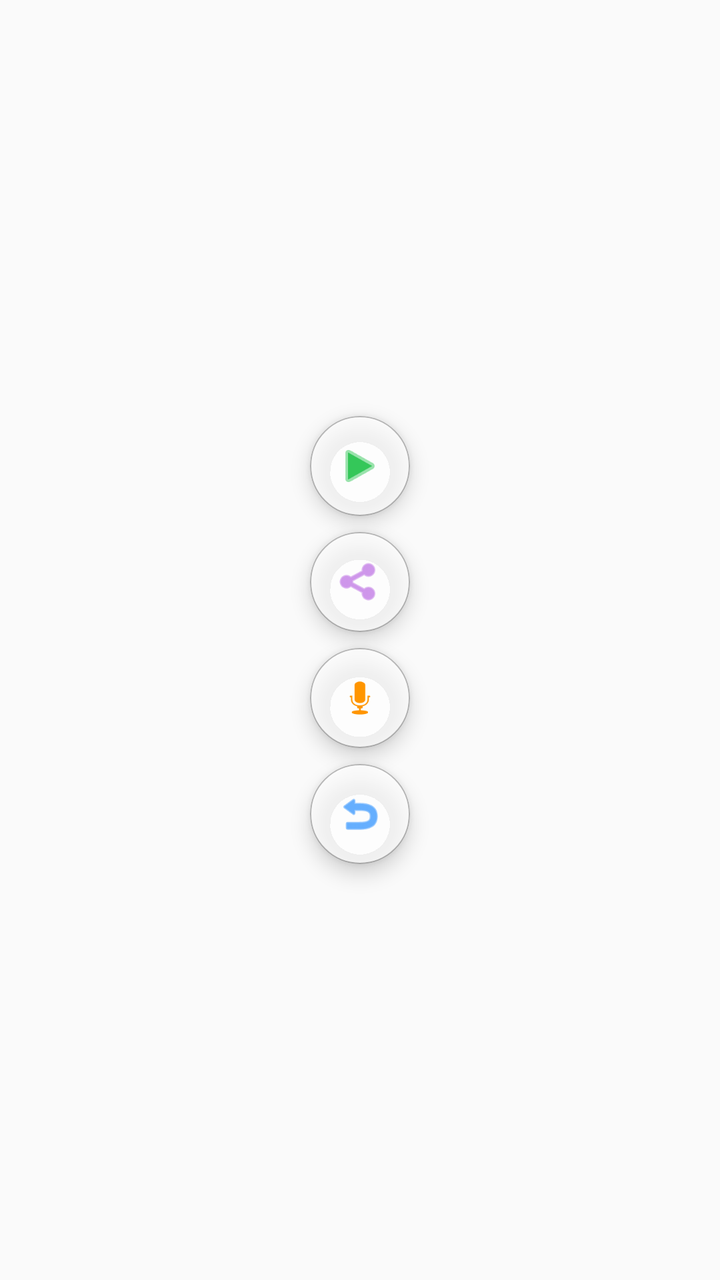
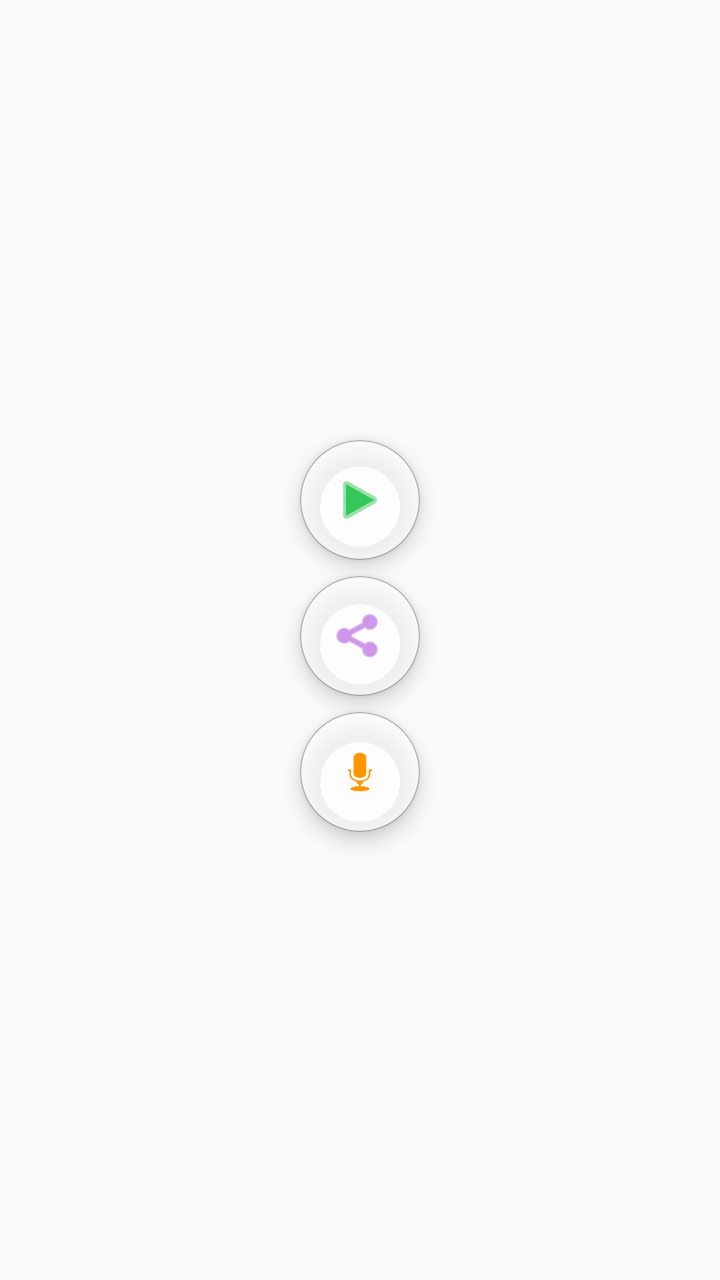

The first picture is an Android layout as it rendered before a commit; the second is the same layout after the commit. The layout source and the unified diff follow.
<!-- AndroidManifest.xml: application theme Theme.AppCompat.Light.DarkActionBar -->
<!-- res/layout/overlay_bubble.xml -->
<?xml version="1.0" encoding="utf-8"?>
<LinearLayout xmlns:android="http://schemas.android.com/apk/res/android"
    xmlns:app="http://schemas.android.com/apk/res-auto"
    android:id="@+id/floatingRoot"
    android:layout_width="56dp"
    android:layout_height="240dp"
    android:orientation="vertical"
    android:gravity="center">

    
    <androidx.cardview.widget.CardView
        android:layout_width="50dp"
        android:layout_height="50dp"
        android:layout_marginBottom="4dp"
        app:cardCornerRadius="25dp"
        app:cardElevation="6dp"
        app:cardBackgroundColor="@android:color/transparent">

        <FrameLayout
            android:id="@+id/iconBackground"
            android:layout_width="match_parent"
            android:layout_height="match_parent"
            android:background="@drawable/bg_floating_minimal">

            <ImageView
                android:id="@+id/iconImage"
                android:layout_width="24dp"
                android:layout_height="24dp"
                android:layout_gravity="center"
                android:src="@android:drawable/ic_media_play"
                app:tint="#34C759" /> 
        </FrameLayout>
    </androidx.cardview.widget.CardView>

    
    <androidx.cardview.widget.CardView
        android:layout_width="50dp"
        android:layout_height="50dp"
        android:layout_marginTop="4dp"
        android:layout_marginBottom="4dp"
        app:cardCornerRadius="25dp"
        app:cardElevation="6dp"
        app:cardBackgroundColor="@android:color/transparent">

        <FrameLayout
            android:id="@+id/shareBackground"
            android:layout_width="match_parent"
            android:layout_height="match_parent"
            android:background="@drawable/bg_floating_minimal">

            <ImageView
                android:id="@+id/shareImage"
                android:layout_width="24dp"
                android:layout_height="24dp"
                android:layout_gravity="center"
                android:src="@android:drawable/ic_menu_share"
                app:tint="#AF52DE" />
        </FrameLayout>
    </androidx.cardview.widget.CardView>

    
    <androidx.cardview.widget.CardView
        android:layout_width="50dp"
        android:layout_height="50dp"
        android:layout_marginTop="4dp"
        android:layout_marginBottom="4dp"
        app:cardCornerRadius="25dp"
        app:cardElevation="6dp"
        app:cardBackgroundColor="@android:color/transparent">

        <FrameLayout
            android:id="@+id/micBackground"
            android:layout_width="match_parent"
            android:layout_height="match_parent"
            android:background="@drawable/bg_floating_minimal">

            <ImageView
                android:id="@+id/micImage"
                android:layout_width="24dp"
                android:layout_height="24dp"
                android:layout_gravity="center"
                android:src="@android:drawable/ic_btn_speak_now"
                app:tint="#FF9500" />
        </FrameLayout>
    </androidx.cardview.widget.CardView>

    
    <androidx.cardview.widget.CardView
        android:layout_width="50dp"
        android:layout_height="50dp"
        android:layout_marginTop="4dp"
        app:cardCornerRadius="25dp"
        app:cardElevation="6dp"
        app:cardBackgroundColor="@android:color/transparent">

        <FrameLayout
            android:id="@+id/backBackground"
            android:layout_width="match_parent"
            android:layout_height="match_parent"
            android:background="@drawable/bg_floating_minimal">

            <ImageView
                android:id="@+id/backImage"
                android:layout_width="24dp"
                android:layout_height="24dp"
                android:layout_gravity="center"
                android:src="@android:drawable/ic_menu_revert"
                app:tint="#007AFF" />
        </FrameLayout>
    </androidx.cardview.widget.CardView>

</LinearLayout>
<!-- resources referenced by this layout -->
<resources>
  <!-- drawable bg_floating_minimal (drawable) -->
  <?xml version="1.0" encoding="utf-8"?>
  <shape xmlns:android="http://schemas.android.com/apk/res/android"
      android:shape="oval">
      
      <solid android:color="#B3FFFFFF" />
      
      <stroke
          android:width="0.5dp"
          android:color="#40000000" />
  </shape>
</resources>

<!-- the commit's change to res/layout/overlay_bubble.xml (unified diff, before → after) -->
@@ -2,17 +2,18 @@
 <LinearLayout xmlns:android="http://schemas.android.com/apk/res/android"
     xmlns:app="http://schemas.android.com/apk/res-auto"
     android:id="@+id/floatingRoot"
-    android:layout_width="56dp"
-    android:layout_height="240dp"
+    android:layout_width="wrap_content"
+    android:layout_height="wrap_content"
     android:orientation="vertical"
     android:gravity="center">
 
     
     <androidx.cardview.widget.CardView
-        android:layout_width="50dp"
-        android:layout_height="50dp"
+        android:id="@+id/cardPlay"
+        android:layout_width="60dp"
+        android:layout_height="60dp"
         android:layout_marginBottom="4dp"
-        app:cardCornerRadius="25dp"
+        app:cardCornerRadius="30dp"
         app:cardElevation="6dp"
         app:cardBackgroundColor="@android:color/transparent">
 
@@ -24,8 +25,8 @@
 
             <ImageView
                 android:id="@+id/iconImage"
-                android:layout_width="24dp"
-                android:layout_height="24dp"
+                android:layout_width="28dp"
+                android:layout_height="28dp"
                 android:layout_gravity="center"
                 android:src="@android:drawable/ic_media_play"
                 app:tint="#34C759" /> 
@@ -34,11 +35,12 @@
 
     
     <androidx.cardview.widget.CardView
-        android:layout_width="50dp"
-        android:layout_height="50dp"
+        android:id="@+id/cardShare"
+        android:layout_width="60dp"
+        android:layout_height="60dp"
         android:layout_marginTop="4dp"
         android:layout_marginBottom="4dp"
-        app:cardCornerRadius="25dp"
+        app:cardCornerRadius="30dp"
         app:cardElevation="6dp"
         app:cardBackgroundColor="@android:color/transparent">
 
@@ -50,8 +52,8 @@
 
             <ImageView
                 android:id="@+id/shareImage"
-                android:layout_width="24dp"
-                android:layout_height="24dp"
+                android:layout_width="28dp"
+                android:layout_height="28dp"
                 android:layout_gravity="center"
                 android:src="@android:drawable/ic_menu_share"
                 app:tint="#AF52DE" />
@@ -60,11 +62,12 @@
 
     
     <androidx.cardview.widget.CardView
-        android:layout_width="50dp"
-        android:layout_height="50dp"
+        android:id="@+id/cardMic"
+        android:layout_width="60dp"
+        android:layout_height="60dp"
         android:layout_marginTop="4dp"
         android:layout_marginBottom="4dp"
-        app:cardCornerRadius="25dp"
+        app:cardCornerRadius="30dp"
         app:cardElevation="6dp"
         app:cardBackgroundColor="@android:color/transparent">
 
@@ -76,8 +79,8 @@
 
             <ImageView
                 android:id="@+id/micImage"
-                android:layout_width="24dp"
-                android:layout_height="24dp"
+                android:layout_width="28dp"
+                android:layout_height="28dp"
                 android:layout_gravity="center"
                 android:src="@android:drawable/ic_btn_speak_now"
                 app:tint="#FF9500" />
@@ -86,12 +89,14 @@
 
     
     <androidx.cardview.widget.CardView
-        android:layout_width="50dp"
-        android:layout_height="50dp"
+        android:id="@+id/cardBack"
+        android:layout_width="60dp"
+        android:layout_height="60dp"
         android:layout_marginTop="4dp"
-        app:cardCornerRadius="25dp"
+        app:cardCornerRadius="30dp"
         app:cardElevation="6dp"
-        app:cardBackgroundColor="@android:color/transparent">
+        app:cardBackgroundColor="@android:color/transparent"
+        android:visibility="gone">
 
         <FrameLayout
             android:id="@+id/backBackground"
@@ -101,8 +106,8 @@
 
             <ImageView
                 android:id="@+id/backImage"
-                android:layout_width="24dp"
-                android:layout_height="24dp"
+                android:layout_width="28dp"
+                android:layout_height="28dp"
                 android:layout_gravity="center"
                 android:src="@android:drawable/ic_menu_revert"
                 app:tint="#007AFF" />
